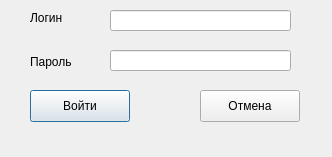
First picture: the form in login.ui, repository Sne51/Polarpor_DB_win, before the edit.
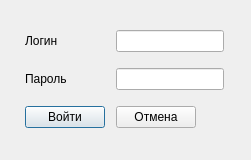
Second picture: the form after the edit.

Commit message: added fixes to login window

What changed in the file:
```diff
--- a/login.ui
+++ b/login.ui
@@ -6,95 +6,99 @@
    <rect>
     <x>0</x>
     <y>0</y>
-    <width>332</width>
-    <height>157</height>
+    <width>251</width>
+    <height>160</height>
    </rect>
   </property>
+  <property name="sizePolicy">
+   <sizepolicy hsizetype="Fixed" vsizetype="Fixed">
+    <horstretch>0</horstretch>
+    <verstretch>0</verstretch>
+   </sizepolicy>
+  </property>
   <property name="windowTitle">
    <string>Вход в систему</string>
   </property>
+  <layout class="QGridLayout" name="gridLayout_2">
+   <item row="2" column="0">
   <widget class="QWidget" name="centralwidget" native="true">
-   <property name="geometry">
-    <rect>
-     <x>0</x>
-     <y>0</y>
-     <width>330</width>
-     <height>132</height>
-    </rect>
-   </property>
-   <widget class="QLineEdit" name="usernameInput">
-    <property name="geometry">
-     <rect>
-      <x>110</x>
-      <y>10</y>
-      <width>181</width>
-      <height>21</height>
-     </rect>
-    </property>
-   </widget>
-   <widget class="QLineEdit" name="passwordInput">
-    <property name="geometry">
-     <rect>
-      <x>110</x>
-      <y>50</y>
-      <width>181</width>
-      <height>21</height>
-     </rect>
-    </property>
-   </widget>
+     <layout class="QGridLayout" name="gridLayout">
+      <item row="4" column="0">
    <widget class="QPushButton" name="loginButton">
-    <property name="geometry">
-     <rect>
-      <x>30</x>
-      <y>90</y>
-      <width>100</width>
-      <height>32</height>
-     </rect>
+        <property name="sizePolicy">
+         <sizepolicy hsizetype="Fixed" vsizetype="Fixed">
+          <horstretch>0</horstretch>
+          <verstretch>0</verstretch>
+         </sizepolicy>
     </property>
     <property name="text">
      <string>Войти</string>
     </property>
    </widget>
-   <widget class="QPushButton" name="cancelButton">
-    <property name="geometry">
-     <rect>
-      <x>200</x>
-      <y>90</y>
-      <width>100</width>
-      <height>32</height>
-     </rect>
-    </property>
-    <property name="text">
-     <string>Отмена</string>
-    </property>
-   </widget>
+      </item>
+      <item row="0" column="0">
    <widget class="QLabel" name="label_username">
-    <property name="geometry">
-     <rect>
-      <x>30</x>
-      <y>10</y>
-      <width>71</width>
-      <height>16</height>
-     </rect>
+        <property name="sizePolicy">
+         <sizepolicy hsizetype="Fixed" vsizetype="Fixed">
+          <horstretch>0</horstretch>
+          <verstretch>0</verstretch>
+         </sizepolicy>
     </property>
     <property name="text">
      <string>Логин</string>
     </property>
    </widget>
+      </item>
+      <item row="2" column="0">
    <widget class="QLabel" name="label_password">
-    <property name="geometry">
-     <rect>
-      <x>30</x>
-      <y>54</y>
-      <width>71</width>
-      <height>16</height>
-     </rect>
+        <property name="sizePolicy">
+         <sizepolicy hsizetype="Fixed" vsizetype="Preferred">
+          <horstretch>0</horstretch>
+          <verstretch>0</verstretch>
+         </sizepolicy>
     </property>
     <property name="text">
      <string>Пароль</string>
     </property>
    </widget>
-  </widget>
+      </item>
+      <item row="2" column="1">
+       <widget class="QLineEdit" name="passwordInput">
+        <property name="sizePolicy">
+         <sizepolicy hsizetype="Fixed" vsizetype="Fixed">
+          <horstretch>0</horstretch>
+          <verstretch>0</verstretch>
+         </sizepolicy>
+        </property>
+       </widget>
+      </item>
+      <item row="0" column="1">
+       <widget class="QLineEdit" name="usernameInput">
+        <property name="sizePolicy">
+         <sizepolicy hsizetype="Fixed" vsizetype="Fixed">
+          <horstretch>0</horstretch>
+          <verstretch>0</verstretch>
+         </sizepolicy>
+        </property>
+       </widget>
+      </item>
+      <item row="4" column="1">
+       <widget class="QPushButton" name="cancelButton">
+        <property name="sizePolicy">
+         <sizepolicy hsizetype="Fixed" vsizetype="Fixed">
+          <horstretch>0</horstretch>
+          <verstretch>0</verstretch>
+         </sizepolicy>
+        </property>
+        <property name="text">
+         <string>Отмена</string>
+        </property>
+       </widget>
+      </item>
+     </layout>
+    </widget>
+   </item>
+  </layout>
  </widget>
  <resources/>
  <connections/>
```
Lines whose indentation alone changed are shown as unchanged.
